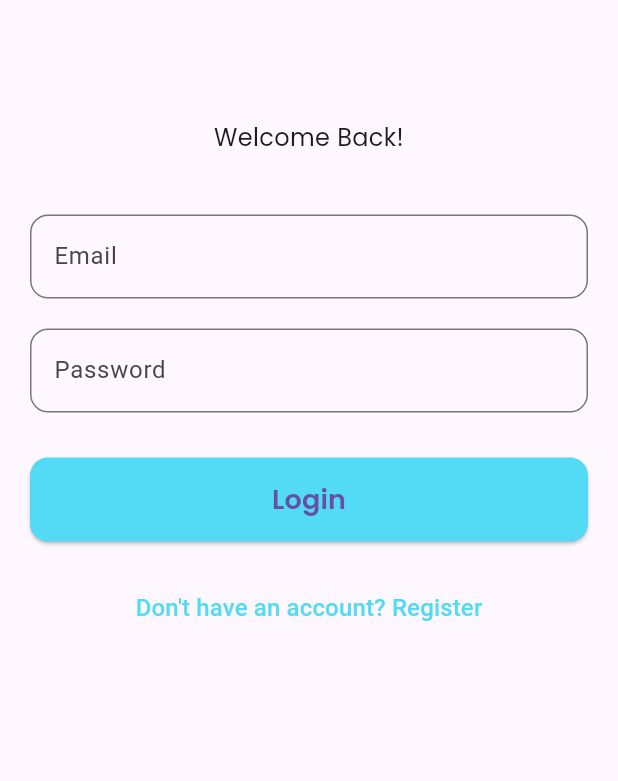
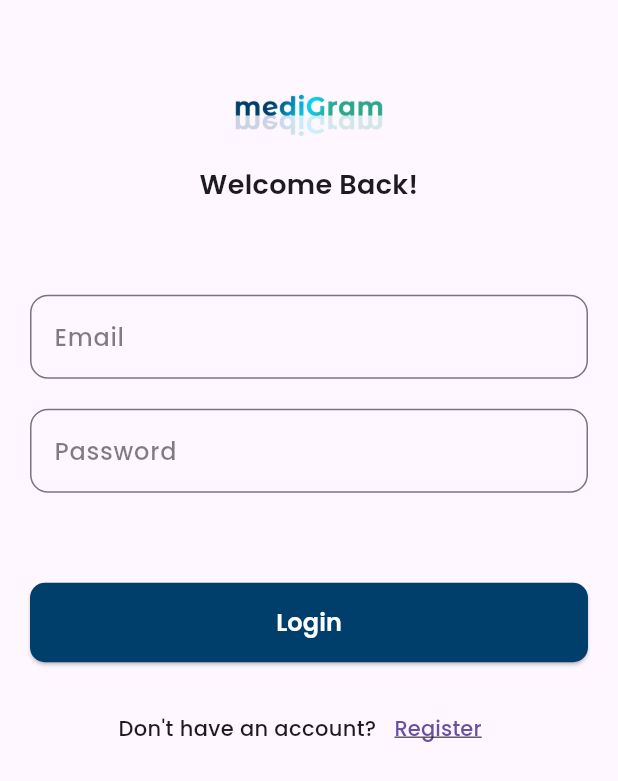
Before and after one commit to sirreidlos/medigram-app, a Flutter app: the screen it shows after launch, on a phone screen of 412 x 824 dp. Shown: the top 781 px of the screen. Run offline on Flutter 3.47's test engine with Material 3 defaults, Android fonts, the phone set to English and light mode, and no system bars; our stand-ins replace device_info_plus, flutter_local_notifications, flutter_secure_storage, google_fonts, qr_flutter and 2 more; missing offline and left inert: android_intent_plus, cryptography, dart:ffi, mobile_scanner; accounts and stored records are empty.

Commit message:
Feat: Login and Register UI

```diff
--- a/lib/page/login.dart
+++ b/lib/page/login.dart
@@ -1,4 +1,6 @@
 import 'package:flutter/material.dart';
+import 'package:google_fonts/google_fonts.dart';
+import 'package:medigram_app/components/button.dart';
 import 'package:medigram_app/constants/style.dart';
 import 'package:medigram_app/services/auth_service.dart';
 import 'package:medigram_app/navigation/layout_navbar.dart';
@@ -49,15 +51,18 @@ class _LoginPageState extends State<LoginPage> {
           if (mounted) {
             Navigator.pushReplacement(
               context,
-              MaterialPageRoute(builder: (context) => const BottomNavigationMenu(true)),
+              MaterialPageRoute(
+                  builder: (context) => const BottomNavigationMenu(true)),
             );
           }
         } else {
-          developer.log('Login failed with status code: ${response.statusCode}');
+          developer
+              .log('Login failed with status code: ${response.statusCode}');
           if (mounted) {
             ScaffoldMessenger.of(context).showSnackBar(
               SnackBar(
-                content: Text(responseData['message'] ?? 'Login failed. Please check your credentials.'),
+                content: Text(responseData['message'] ??
+                    'Login failed. Please check your credentials.'),
                 backgroundColor: Colors.red,
               ),
             );
@@ -88,26 +93,49 @@ class _LoginPageState extends State<LoginPage> {
     return Scaffold(
       body: SingleChildScrollView(
         child: Container(
-          padding: EdgeInsets.all(screenPadding),
+          padding: EdgeInsets.fromLTRB(
+            screenPadding,
+            topScreenPadding,
+            screenPadding,
+            screenPadding,
+          ),
           child: Form(
             key: _formKey,
             child: Column(
-              crossAxisAlignment: CrossAxisAlignment.stretch,
+              spacing: screenPadding,
+              mainAxisAlignment: MainAxisAlignment.center,
               children: [
-                SizedBox(height: 60),
+                Center(
+                  child: Image.asset(
+                    'assets/icons/medigram.png',
+                    width: 100,
+                  ),
+                ),
                 Text(
                   "Welcome Back!",
-                  style: title,
+                  style: header1,
                   textAlign: TextAlign.center,
                 ),
-                SizedBox(height: 40),
+                SizedBox(
+                  height: screenPadding,
+                ),
                 TextFormField(
                   controller: _emailController,
                   decoration: InputDecoration(
                     labelText: 'Email',
+                    labelStyle: GoogleFonts.poppins(
+                      fontSize: 16,
+                      fontWeight: FontWeight.w500,
+                      color: Colors.black.withValues(alpha: 0.5),
+                    ),
                     border: OutlineInputBorder(
                       borderRadius: BorderRadius.circular(12),
                     ),
+                  ),
+                  style: GoogleFonts.poppins(
+                    fontSize: 16,
+                    fontWeight: FontWeight.w500,
+                    color: Colors.black,
                   ),
                   keyboardType: TextInputType.emailAddress,
                   validator: (value) {
@@ -120,7 +148,6 @@ class _LoginPageState extends State<LoginPage> {
                     return null;
                   },
                 ),
-                SizedBox(height: 20),
                 TextFormField(
                   controller: _passwordController,
                   decoration: InputDecoration(
@@ -128,6 +155,16 @@ class _LoginPageState extends State<LoginPage> {
                     border: OutlineInputBorder(
                       borderRadius: BorderRadius.circular(12),
                     ),
+                    labelStyle: GoogleFonts.poppins(
+                      fontSize: 16,
+                      fontWeight: FontWeight.w500,
+                      color: Colors.black.withValues(alpha: 0.5),
+                    ),
+                  ),
+                  style: GoogleFonts.poppins(
+                    fontSize: 16,
+                    fontWeight: FontWeight.w500,
+                    color: Colors.black,
                   ),
                   obscureText: true,
                   validator: (value) {
@@ -140,38 +177,45 @@ class _LoginPageState extends State<LoginPage> {
                     return null;
                   },
                 ),
-                SizedBox(height: 30),
-                ElevatedButton(
+                SizedBox(height: screenPadding),
+                SizedBox(
+                    width: double.infinity,
+                    child: ElevatedButton(
                       onPressed: _isLoading ? null : _login,
                       style: ElevatedButton.styleFrom(
-                    backgroundColor: Color(primaryColor1),
-                    padding: EdgeInsets.symmetric(vertical: 15),
+                          backgroundColor: Color(secondaryColor2),
+                          foregroundColor: Colors.white,
+                          padding: EdgeInsets.all(15),
                           shape: RoundedRectangleBorder(
-                      borderRadius: BorderRadius.circular(12),
+                            borderRadius: BorderRadius.circular(10),
                           ),
+                          side: BorderSide(color: Color(0xffffff))),
+                      child: Text("Login", style: header2),
+                    )),
+                Row(
+                  mainAxisAlignment: MainAxisAlignment.center,
+                  // spacing: -8,
+                  children: [
+                    Text(
+                      "Don\'t have an account?",
+                      style: body,
                     ),
-                  child: _isLoading
-                      ? CircularProgressIndicator(color: Colors.white)
-                      : Text(
-                          'Login',
-                          style: header1,
-                        ),
-                ),
-                SizedBox(height: 20),
                     TextButton(
                       onPressed: () {
                         Navigator.push(
                           context,
-                      MaterialPageRoute(builder: (context) => const RegisterPage()),
+                          MaterialPageRoute(
+                              builder: (context) => const RegisterPage()),
                         );
                       },
-                  child: Text(
-                    'Don\'t have an account? Register',
-                    style: TextStyle(
-                      color: Color(primaryColor1),
-                      fontSize: 16,
+                      child: Text('Register',
+                          style: GoogleFonts.poppins(
+                            fontSize: 14,
+                            fontWeight: FontWeight.w500,
+                            decoration: TextDecoration.underline,
+                          )),
                     ),
-                  ),
+                  ],
                 ),
               ],
             ),
--- a/lib/page/setup_reminder.dart
+++ b/lib/page/setup_reminder.dart
@@ -15,7 +15,6 @@ import 'package:medigram_app/page/reminder.dart';
 import 'package:medigram_app/services/consultation_service.dart';
 import 'package:medigram_app/services/doctor_service.dart';
 import 'package:medigram_app/services/notification_service.dart';
-import 'package:medigram_app/services/reminder_service.dart';
 import 'package:medigram_app/services/secure_storage.dart';
 
 class SetupReminder extends StatefulWidget {
--- a/lib/page/splash_screen.dart
+++ b/lib/page/splash_screen.dart
@@ -192,10 +192,6 @@ class _SplashScreenState extends State<SplashScreen> {
           'assets/icons/medigram.png',
           width: 200,
         ),
-        // Text(
-        //   "Medigram",
-        //   style: GoogleFonts.montserratAlternates(fontSize: 40, fontWeight: FontWeight.bold),
-        // ),
       ),
     );
   }
```
Also changed, not shown: lib/main.dart (+0 -17 lines), lib/page/register.dart (+83 -30 lines). Lines whose indentation alone changed are shown as unchanged.
